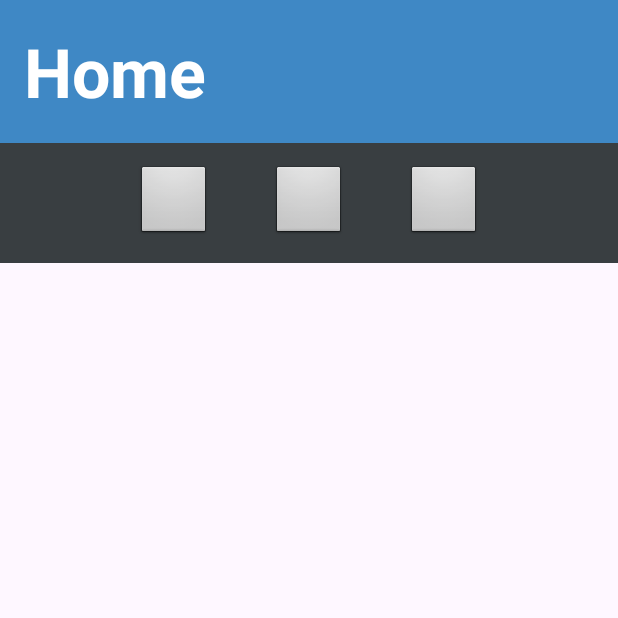
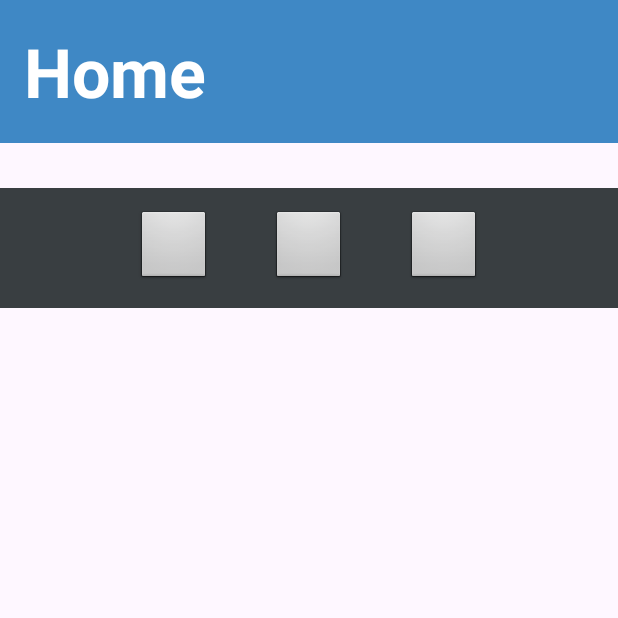
Before and after one commit to Marcos-UFV/Solicitacoes-e-Atendimentos, an Android app: the screen it shows after launch (MainActivity), on a phone screen of 412 x 824 dp, the top half of it. Run offline under Robolectric (Android 15) with nearby library versions, the phone set to English and light mode, and no system bars.

Commit message:
style: adding a margin to the header

```diff
--- a/app/src/main/res/layout/header.xml
+++ b/app/src/main/res/layout/header.xml
@@ -6,7 +6,8 @@
     android:orientation="vertical"
     android:gravity="center_vertical"
     android:paddingStart="16dp"
-    android:paddingEnd="16dp">
+    android:paddingEnd="16dp"
+    android:layout_marginBottom="30dp">
 
     <TextView
         android:id="@+id/header_text"
```
